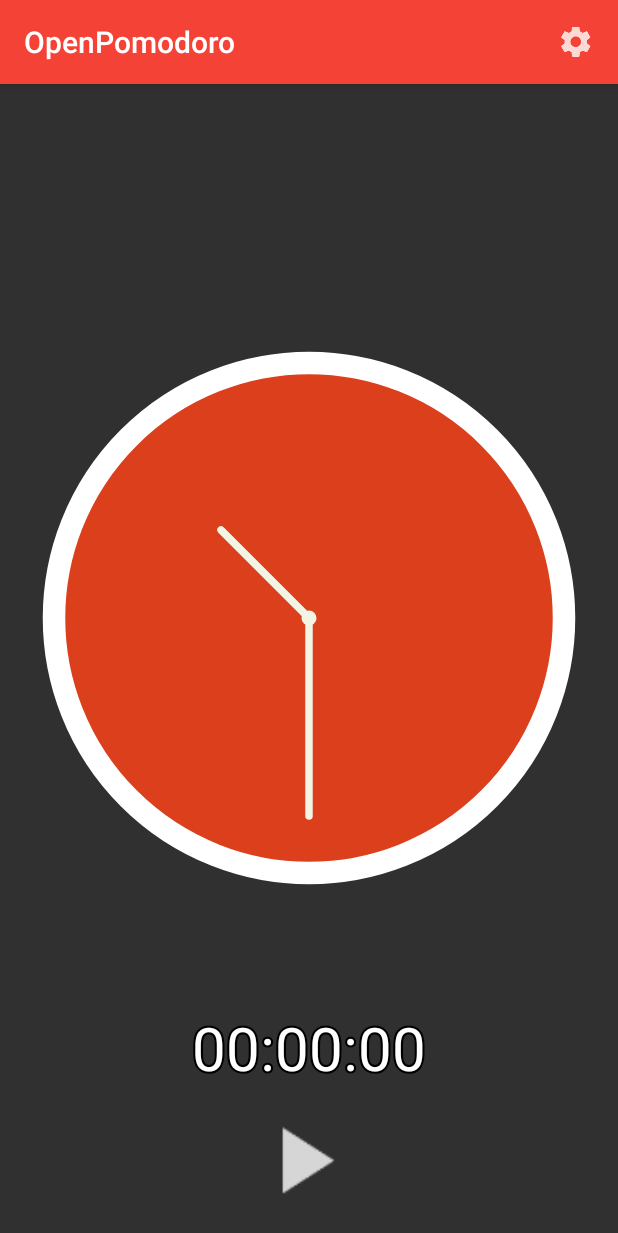
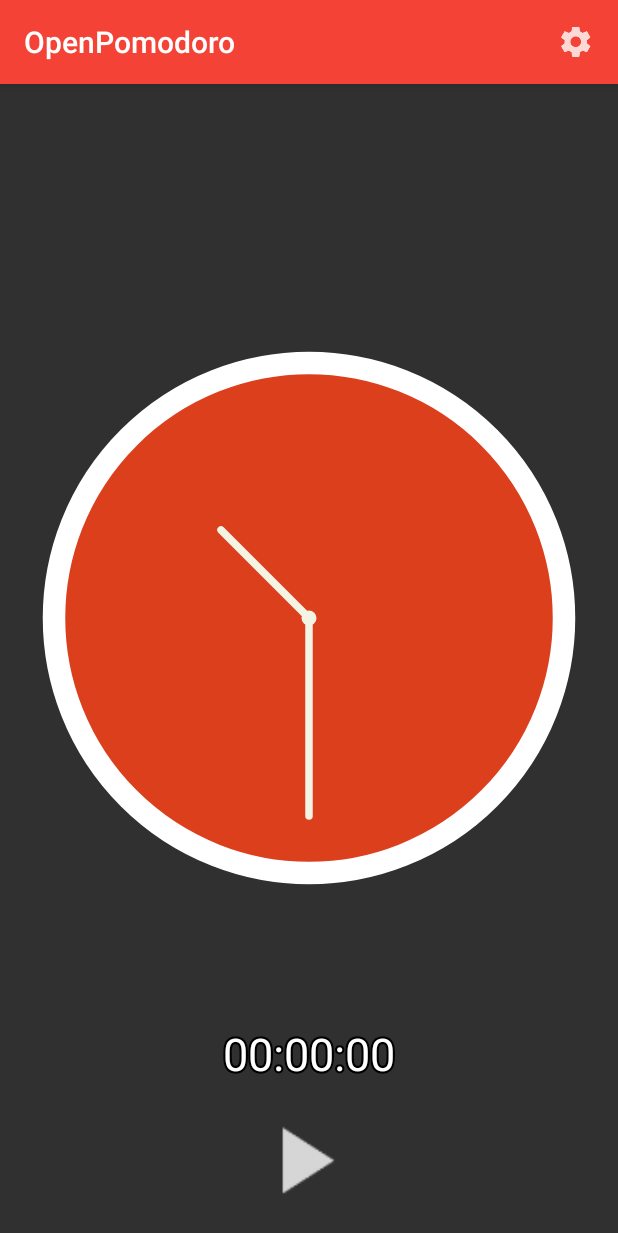
Before and after one commit to dielsonsales/OpenPomodoro, an Android app: the screen it shows after launch (MainActivity), on a phone screen of 412 x 824 dp. Shown: the top 1233 px of the screen. Run offline under Robolectric (Android 15) with nearby library versions, the phone set to English and light mode, and no system bars; 3 statements that could not run were skipped.

Commit message:
Smaller counter status text

```diff
--- a/app/src/main/java/me/dielsonsales/app/openpomodoro/views/TextCounter.java
+++ b/app/src/main/java/me/dielsonsales/app/openpomodoro/views/TextCounter.java
@@ -5,7 +5,6 @@ import android.graphics.Canvas;
 import android.graphics.Color;
 import android.graphics.Paint;
 import android.util.AttributeSet;
-import android.util.Log;
 import android.view.View;
 
 /**
@@ -33,14 +32,13 @@ public class TextCounter extends View {
 
     @Override
     protected void onDraw(Canvas canvas) {
-        Log.i("TextCounter", "Drawing text");
         super.onDraw(canvas);
         float screenDensity = getResources().getDisplayMetrics().density;
         Paint strokePaint = new Paint();
         strokePaint.setAntiAlias(true);
         strokePaint.setColor(Color.BLACK);
         strokePaint.setTextAlign(Paint.Align.CENTER);
-        strokePaint.setTextSize(40 * screenDensity);
+        strokePaint.setTextSize(30 * screenDensity);
         strokePaint.setStyle(Paint.Style.STROKE);
         strokePaint.setStrokeWidth(3 * screenDensity);
 
@@ -48,7 +46,7 @@ public class TextCounter extends View {
         textPaint.setAntiAlias(true);
         textPaint.setColor(Color.WHITE);
         textPaint.setTextAlign(Paint.Align.CENTER);
-        textPaint.setTextSize(40 * screenDensity);
+        textPaint.setTextSize(30 * screenDensity);
 
         canvas.drawText(mText, getWidth()/2, getHeight() - 10 * screenDensity, strokePaint);
         canvas.drawText(mText, getWidth()/2, getHeight() - 10 * screenDensity, textPaint);
```
